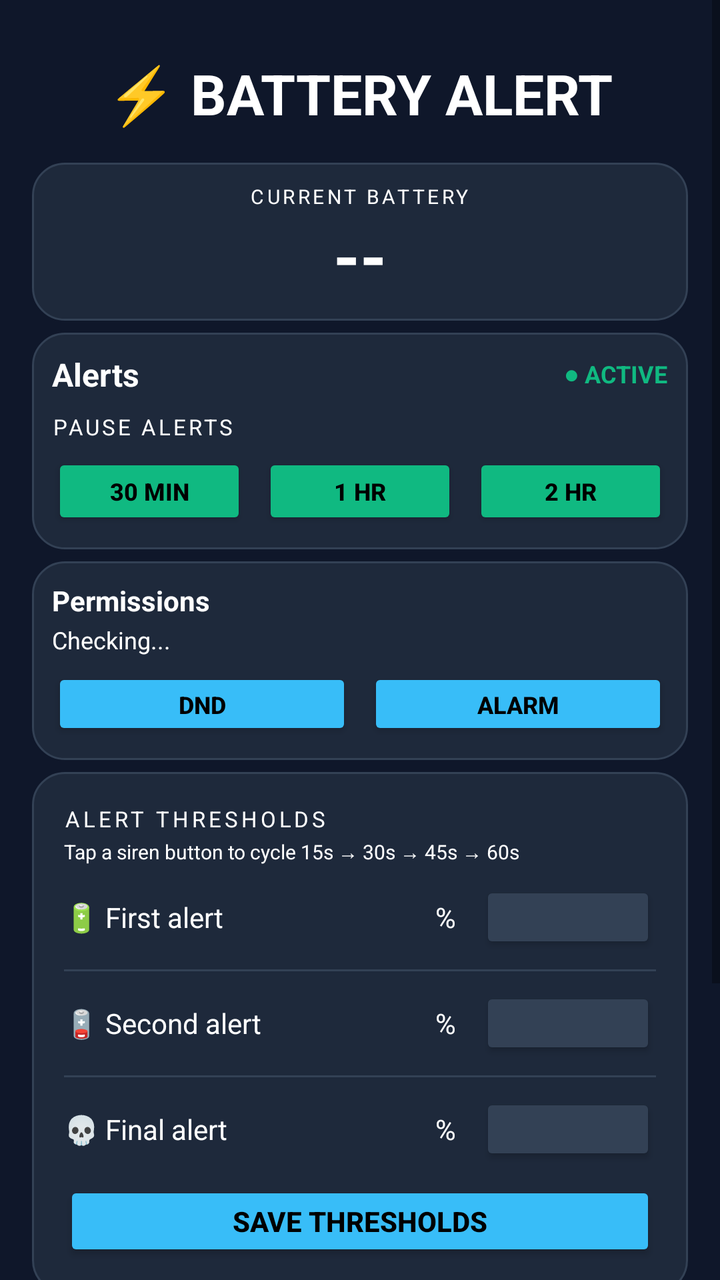
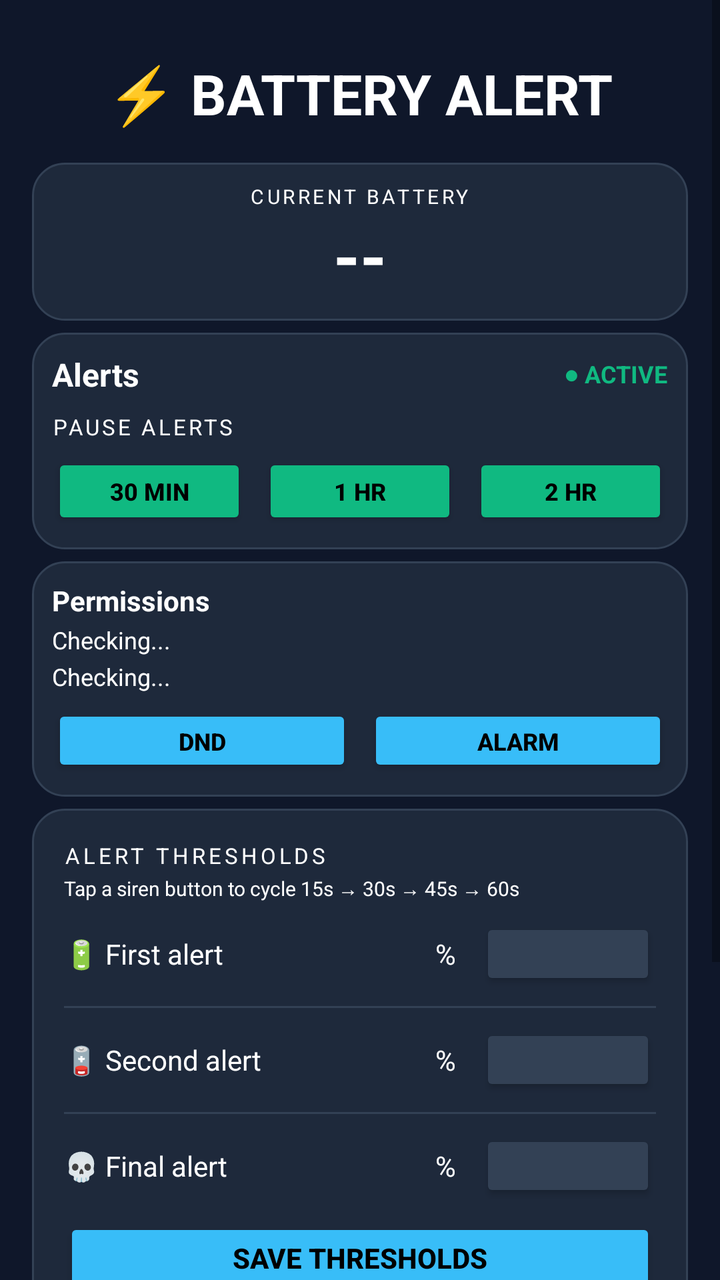

The first picture is an Android layout as it rendered before a commit; the second is the same layout after the commit. The layout source and the unified diff follow.
<!-- AndroidManifest.xml: application theme AppTheme -->
<!-- res/layout/activity_main.xml -->
<?xml version="1.0" encoding="utf-8"?>
<ScrollView xmlns:android="http://schemas.android.com/apk/res/android"
    android:id="@+id/rootScroll"
    android:layout_width="match_parent"
    android:layout_height="match_parent"
    android:background="@color/background"
    android:fillViewport="true"
    android:fitsSystemWindows="true">

    <LinearLayout
        android:layout_width="match_parent"
        android:layout_height="wrap_content"
        android:orientation="vertical"
        android:padding="16dp"
        android:gravity="center_horizontal">

        
        <TextView
            android:layout_width="wrap_content"
            android:layout_height="wrap_content"
            android:text="@string/header_battery"
            android:textSize="28sp"
            android:textStyle="bold"
            android:textColor="@color/white"
            android:layout_marginTop="12dp"
            android:layout_marginBottom="16dp" />

        
        <LinearLayout
            android:layout_width="match_parent"
            android:layout_height="wrap_content"
            android:orientation="vertical"
            android:background="@drawable/card_background"
            android:padding="10dp"
            android:layout_marginBottom="6dp"
            android:gravity="center">

            <TextView
                android:layout_width="wrap_content"
                android:layout_height="wrap_content"
                android:text="@string/current_battery_label"
                android:textSize="10sp"
                android:textColor="@color/white"
                android:letterSpacing="0.15" />

            <TextView
                android:id="@+id/batteryLevelText"
                android:layout_width="wrap_content"
                android:layout_height="wrap_content"
                android:text="--"
                android:textSize="34sp"
                android:textStyle="bold"
                android:textColor="@color/white" />

        </LinearLayout>

        
        <LinearLayout
            android:id="@+id/pauseCard"
            android:layout_width="match_parent"
            android:layout_height="wrap_content"
            android:orientation="vertical"
            android:background="@drawable/card_background"
            android:padding="10dp"
            android:layout_marginBottom="6dp">

            
            <LinearLayout
                android:layout_width="match_parent"
                android:layout_height="wrap_content"
                android:orientation="horizontal"
                android:gravity="center_vertical"
                android:layout_marginBottom="8dp">

                <TextView
                    android:layout_width="0dp"
                    android:layout_height="wrap_content"
                    android:layout_weight="1"
                    android:text="@string/alerts_label"
                    android:textSize="16sp"
                    android:textStyle="bold"
                    android:textColor="@color/white" />

                <TextView
                    android:id="@+id/statusText"
                    android:layout_width="wrap_content"
                    android:layout_height="wrap_content"
                    android:text="@string/status_active"
                    android:textSize="12sp"
                    android:textStyle="bold"
                    android:textColor="@color/green" />

            </LinearLayout>

            
            <LinearLayout
                android:id="@+id/pauseSection"
                android:layout_width="match_parent"
                android:layout_height="wrap_content"
                android:orientation="vertical"
                android:visibility="visible">

                <TextView
                    android:layout_width="wrap_content"
                    android:layout_height="wrap_content"
                    android:text="@string/pause_label"
                    android:textSize="11sp"
                    android:textColor="@color/white"
                    android:letterSpacing="0.12"
                    android:layout_marginBottom="6dp" />

                <LinearLayout
                    android:layout_width="match_parent"
                    android:layout_height="wrap_content"
                    android:orientation="horizontal">

                    <Button
                        android:id="@+id/pause30mBtn"
                        android:layout_width="0dp"
                        android:layout_height="38dp"
                        android:layout_weight="1"
                        android:text="@string/btn_pause_30m"
                        android:backgroundTint="@color/green"
                        android:textColor="@color/black"
                        android:textSize="12sp"
                        android:textStyle="bold"
                        android:layout_marginEnd="4dp" />

                    <Button
                        android:id="@+id/pause1hBtn"
                        android:layout_width="0dp"
                        android:layout_height="38dp"
                        android:layout_weight="1"
                        android:text="@string/btn_pause_1h"
                        android:backgroundTint="@color/green"
                        android:textColor="@color/black"
                        android:textSize="12sp"
                        android:textStyle="bold"
                        android:layout_marginStart="4dp"
                        android:layout_marginEnd="4dp" />

                    <Button
                        android:id="@+id/pause2hBtn"
                        android:layout_width="0dp"
                        android:layout_height="38dp"
                        android:layout_weight="1"
                        android:text="@string/btn_pause_2h"
                        android:backgroundTint="@color/green"
                        android:textColor="@color/black"
                        android:textSize="12sp"
                        android:textStyle="bold"
                        android:layout_marginStart="4dp" />

                </LinearLayout>

            </LinearLayout>

            
            <LinearLayout
                android:id="@+id/resumeSection"
                android:layout_width="match_parent"
                android:layout_height="wrap_content"
                android:orientation="vertical"
                android:visibility="gone">

                <TextView
                    android:layout_width="match_parent"
                    android:layout_height="wrap_content"
                    android:text="@string/alerts_off_message"
                    android:textSize="12sp"
                    android:textColor="@color/white"
                    android:layout_marginBottom="4dp" />

                <TextView
                    android:id="@+id/resumeTimeText"
                    android:layout_width="match_parent"
                    android:layout_height="wrap_content"
                    android:text=""
                    android:textSize="11sp"
                    android:textStyle="italic"
                    android:textColor="@color/white"
                    android:layout_marginBottom="12dp" />

                <Button
                    android:id="@+id/resumeAlertsBtn"
                    android:layout_width="match_parent"
                    android:layout_height="44dp"
                    android:text="@string/btn_resume_alerts"
                    android:backgroundTint="@color/green"
                    android:textColor="@color/black"
                    android:textStyle="bold" />

            </LinearLayout>

        </LinearLayout>

        
        <LinearLayout
            android:layout_width="match_parent"
            android:layout_height="wrap_content"
            android:orientation="vertical"
            android:background="@drawable/card_background"
            android:padding="10dp"
            android:layout_marginBottom="6dp">

            <TextView
                android:layout_width="wrap_content"
                android:layout_height="wrap_content"
                android:text="@string/permissions_label"
                android:textSize="14sp"
                android:textStyle="bold"
                android:textColor="@color/white"
                android:layout_marginBottom="2dp" />

            <TextView
                android:id="@+id/dndStatusText"
                android:layout_width="wrap_content"
                android:layout_height="wrap_content"
                android:text="Checking..."
                android:textSize="12sp"
                android:textColor="@color/white"
                android:layout_marginBottom="6dp" />

            <LinearLayout
                android:layout_width="match_parent"
                android:layout_height="wrap_content"
                android:orientation="horizontal">

                <Button
                    android:id="@+id/dndPermissionBtn"
                    android:layout_width="0dp"
                    android:layout_height="36dp"
                    android:layout_weight="1"
                    android:text="@string/btn_dnd"
                    android:backgroundTint="@color/accent"
                    android:textColor="@color/black"
                    android:textSize="12sp"
                    android:textStyle="bold"
                    android:layout_marginEnd="4dp" />

                <Button
                    android:id="@+id/alarmPermissionBtn"
                    android:layout_width="0dp"
                    android:layout_height="36dp"
                    android:layout_weight="1"
                    android:text="@string/btn_alarm"
                    android:backgroundTint="@color/accent"
                    android:textColor="@color/black"
                    android:textSize="12sp"
                    android:textStyle="bold"
                    android:layout_marginStart="4dp" />

            </LinearLayout>

        </LinearLayout>

        
        <LinearLayout
            android:layout_width="match_parent"
            android:layout_height="wrap_content"
            android:orientation="vertical"
            android:background="@drawable/card_background"
            android:padding="16dp"
            android:layout_marginBottom="8dp">

            <TextView
                android:layout_width="wrap_content"
                android:layout_height="wrap_content"
                android:text="@string/schedule_label"
                android:textSize="11sp"
                android:textColor="@color/white"
                android:letterSpacing="0.15"
                android:layout_marginBottom="2dp" />

            <TextView
                android:layout_width="wrap_content"
                android:layout_height="wrap_content"
                android:text="@string/schedule_hint"
                android:textSize="10sp"
                android:textColor="@color/subtitle"
                android:layout_marginBottom="8dp" />

            
            <LinearLayout
                android:layout_width="match_parent"
                android:layout_height="wrap_content"
                android:orientation="horizontal"
                android:layout_marginBottom="8dp"
                android:gravity="center_vertical">
                <TextView
                    android:layout_width="0dp"
                    android:layout_height="wrap_content"
                    android:layout_weight="1"
                    android:text="@string/threshold_first_label"
                    android:textSize="14sp"
                    android:textColor="@color/white" />
                <EditText
                    android:id="@+id/thresholdHighInput"
                    android:layout_width="44dp"
                    android:layout_height="wrap_content"
                    android:inputType="number"
                    android:maxLength="2"
                    android:gravity="center"
                    android:textSize="14sp"
                    android:textStyle="bold"
                    android:textColor="@color/white"
                    android:background="@null"
                    android:importantForAutofill="no" />
                <TextView
                    android:layout_width="wrap_content"
                    android:layout_height="wrap_content"
                    android:text="@string/percent_suffix"
                    android:textSize="14sp"
                    android:textColor="@color/white"
                    android:layout_marginEnd="12dp" />
                <Button
                    android:id="@+id/sirenHighBtn"
                    android:layout_width="88dp"
                    android:layout_height="36dp"
                    android:backgroundTint="@color/divider"
                    android:textColor="@color/white"
                    android:textSize="12sp"
                    android:textStyle="bold" />
            </LinearLayout>

            
            <View android:layout_width="match_parent" android:layout_height="1dp"
                android:background="@color/divider" android:layout_marginBottom="8dp"/>

            
            <LinearLayout
                android:layout_width="match_parent"
                android:layout_height="wrap_content"
                android:orientation="horizontal"
                android:layout_marginBottom="8dp"
                android:gravity="center_vertical">
                <TextView
                    android:layout_width="0dp"
                    android:layout_height="wrap_content"
                    android:layout_weight="1"
                    android:text="@string/threshold_second_label"
                    android:textSize="14sp"
                    android:textColor="@color/white" />
                <EditText
                    android:id="@+id/thresholdMidInput"
                    android:layout_width="44dp"
                    android:layout_height="wrap_content"
                    android:inputType="number"
                    android:maxLength="2"
                    android:gravity="center"
                    android:textSize="14sp"
                    android:textStyle="bold"
                    android:textColor="@color/white"
                    android:background="@null"
                    android:importantForAutofill="no" />
                <TextView
                    android:layout_width="wrap_content"
                    android:layout_height="wrap_content"
                    android:text="@string/percent_suffix"
                    android:textSize="14sp"
                    android:textColor="@color/white"
                    android:layout_marginEnd="12dp" />
                <Button
                    android:id="@+id/sirenMidBtn"
                    android:layout_width="88dp"
                    android:layout_height="36dp"
                    android:backgroundTint="@color/divider"
                    android:textColor="@color/white"
                    android:textSize="12sp"
                    android:textStyle="bold" />
            </LinearLayout>

            
            <View android:layout_width="match_parent" android:layout_height="1dp"
                android:background="@color/divider" android:layout_marginBottom="8dp"/>

            
            <LinearLayout
                android:layout_width="match_parent"
                android:layout_height="wrap_content"
                android:orientation="horizontal"
                android:layout_marginBottom="8dp"
                android:gravity="center_vertical">
                <TextView
                    android:layout_width="0dp"
                    android:layout_height="wrap_content"
                    android:layout_weight="1"
                    android:text="@string/threshold_third_label"
                    android:textSize="14sp"
                    android:textColor="@color/white" />
                <EditText
                    android:id="@+id/thresholdLowInput"
                    android:layout_width="44dp"
                    android:layout_height="wrap_content"
                    android:inputType="number"
                    android:maxLength="2"
                    android:gravity="center"
                    android:textSize="14sp"
                    android:textStyle="bold"
                    android:textColor="@color/white"
                    android:background="@null"
                    android:importantForAutofill="no" />
                <TextView
                    android:layout_width="wrap_content"
                    android:layout_height="wrap_content"
                    android:text="@string/percent_suffix"
                    android:textSize="14sp"
                    android:textColor="@color/white"
                    android:layout_marginEnd="12dp" />
                <Button
                    android:id="@+id/sirenLowBtn"
                    android:layout_width="88dp"
                    android:layout_height="36dp"
                    android:backgroundTint="@color/divider"
                    android:textColor="@color/white"
                    android:textSize="12sp"
                    android:textStyle="bold" />
            </LinearLayout>

            <TextView
                android:id="@+id/thresholdErrorText"
                android:layout_width="wrap_content"
                android:layout_height="wrap_content"
                android:text="@string/error_thresholds"
                android:textSize="12sp"
                android:textColor="@color/red"
                android:visibility="gone"
                android:layout_marginBottom="8dp" />

            <Button
                android:id="@+id/saveThresholdsBtn"
                android:layout_width="match_parent"
                android:layout_height="40dp"
                android:text="@string/btn_save_thresholds"
                android:backgroundTint="@color/accent"
                android:textColor="@color/black"
                android:textStyle="bold" />

        </LinearLayout>

        
        <LinearLayout
            android:layout_width="match_parent"
            android:layout_height="wrap_content"
            android:orientation="vertical"
            android:background="@drawable/card_background"
            android:padding="16dp"
            android:layout_marginBottom="8dp">

            <LinearLayout
                android:layout_width="match_parent"
                android:layout_height="wrap_content"
                android:orientation="horizontal"
                android:gravity="center_vertical"
                android:layout_marginBottom="2dp">

                <TextView
                    android:layout_width="0dp"
                    android:layout_height="wrap_content"
                    android:layout_weight="1"
                    android:text="@string/deep_sleep_label"
                    android:textSize="11sp"
                    android:textColor="@color/white"
                    android:letterSpacing="0.15" />

                <Switch
                    android:id="@+id/deepSleepSwitch"
                    android:layout_width="wrap_content"
                    android:layout_height="wrap_content" />

            </LinearLayout>

            <TextView
                android:layout_width="wrap_content"
                android:layout_height="wrap_content"
                android:text="@string/deep_sleep_hint"
                android:textSize="10sp"
                android:textColor="@color/subtitle"
                android:layout_marginBottom="10dp" />

            <LinearLayout
                android:layout_width="match_parent"
                android:layout_height="wrap_content"
                android:orientation="horizontal"
                android:gravity="center_vertical">

                <TextView
                    android:layout_width="wrap_content"
                    android:layout_height="wrap_content"
                    android:text="@string/deep_sleep_from"
                    android:textSize="13sp"
                    android:textColor="@color/white"
                    android:layout_marginEnd="8dp" />

                <Button
                    android:id="@+id/deepSleepStartBtn"
                    android:layout_width="0dp"
                    android:layout_height="40dp"
                    android:layout_weight="1"
                    android:backgroundTint="@color/divider"
                    android:textColor="@color/white"
                    android:textSize="13sp"
                    android:textStyle="bold"
                    android:layout_marginEnd="12dp" />

                <TextView
                    android:layout_width="wrap_content"
                    android:layout_height="wrap_content"
                    android:text="@string/deep_sleep_to"
                    android:textSize="13sp"
                    android:textColor="@color/white"
                    android:layout_marginEnd="8dp" />

                <Button
                    android:id="@+id/deepSleepEndBtn"
                    android:layout_width="0dp"
                    android:layout_height="40dp"
                    android:layout_weight="1"
                    android:backgroundTint="@color/divider"
                    android:textColor="@color/white"
                    android:textSize="13sp"
                    android:textStyle="bold" />

            </LinearLayout>

        </LinearLayout>

        
        <TextView
            android:id="@+id/infoNoteText"
            android:layout_width="match_parent"
            android:layout_height="wrap_content"
            android:textSize="10sp"
            android:textColor="@color/white"
            android:layout_marginBottom="16dp" />

    </LinearLayout>
</ScrollView>
<!-- resources referenced by this layout -->
<resources>
  <color name="accent">#38BDF8</color>
  <color name="background">#0F172A</color>
  <color name="black">#000000</color>
  <color name="divider">#334155</color>
  <color name="green">#10B981</color>
  <color name="red">#F43F5E</color>
  <color name="subtitle">#FFFFFF</color>
  <color name="white">#FFFFFF</color>
  <!-- drawable card_background (drawable) -->
  <?xml version="1.0" encoding="utf-8"?>
  <shape xmlns:android="http://schemas.android.com/apk/res/android"
      android:shape="rectangle">
      <solid android:color="@color/card_bg" />
      <corners android:radius="16dp" />
      <stroke android:width="1dp" android:color="@color/divider" />
  </shape>
  <string name="alerts_label">Alerts</string>
  <string name="alerts_off_message">Alerts are currently off.</string>
  <string name="btn_alarm">ALARM</string>
  <string name="btn_dnd">DND</string>
  <string name="btn_pause_1h">1 HR</string>
  <string name="btn_pause_2h">2 HR</string>
  <string name="btn_pause_30m">30 MIN</string>
  <string name="btn_resume_alerts">RESUME MONITORING</string>
  <string name="btn_save_thresholds">SAVE THRESHOLDS</string>
  <string name="current_battery_label">CURRENT BATTERY</string>
  <string name="deep_sleep_from">From</string>
  <string name="deep_sleep_hint">No alarms during this window — a missed alert fires after it ends</string>
  <string name="deep_sleep_label">DEEP SLEEP</string>
  <string name="deep_sleep_to">To</string>
  <string name="error_thresholds">✗ Use 5–95%%, descending, at least 5%% apart</string>
  <string name="header_battery">⚡ BATTERY ALERT</string>
  <string name="pause_label">PAUSE ALERTS</string>
  <string name="percent_suffix">%</string>
  <string name="permissions_label">Permissions</string>
  <string name="schedule_hint">Tap a siren button to cycle 15s → 30s → 45s → 60s</string>
  <string name="schedule_label">ALERT THRESHOLDS</string>
  <string name="status_active">● ACTIVE</string>
  <string name="threshold_first_label">🔋 First alert</string>
  <string name="threshold_second_label">🪫 Second alert</string>
  <string name="threshold_third_label">💀 Final alert</string>
  <style name="AppTheme" parent="Theme.AppCompat.DayNight.NoActionBar">
          <item name="colorPrimary">@color/accent</item>
          <item name="colorPrimaryDark">@color/background</item>
          <item name="colorAccent">@color/accent</item>
          <item name="android:windowBackground">@color/background</item>
          <item name="android:statusBarColor">@color/background</item>
          <item name="android:navigationBarColor">@color/background</item>
      </style>
  <color name="card_bg">#1E293B</color>
</resources>

<!-- the commit's change to res/layout/activity_main.xml (unified diff, before → after) -->
@@ -219,6 +219,15 @@
                 android:text="Checking..."
                 android:textSize="12sp"
                 android:textColor="@color/white"
+                android:layout_marginBottom="2dp" />
+
+            <TextView
+                android:id="@+id/fsiStatusText"
+                android:layout_width="wrap_content"
+                android:layout_height="wrap_content"
+                android:text="Checking..."
+                android:textSize="12sp"
+                android:textColor="@color/white"
                 android:layout_marginBottom="6dp" />
 
             <LinearLayout
